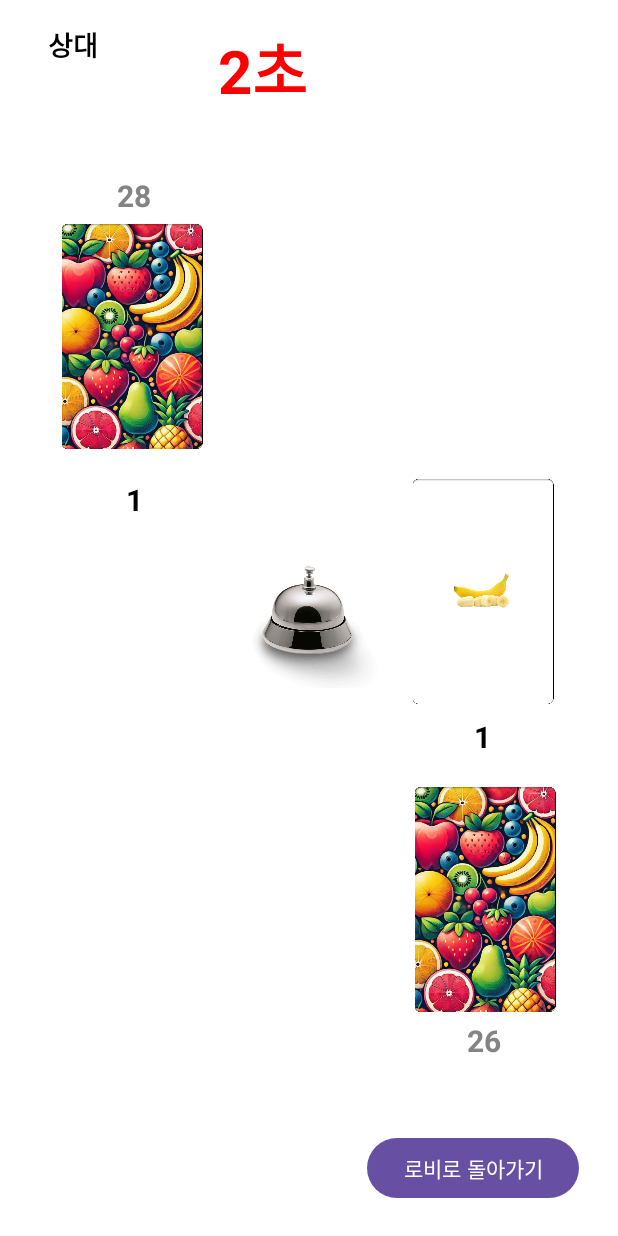
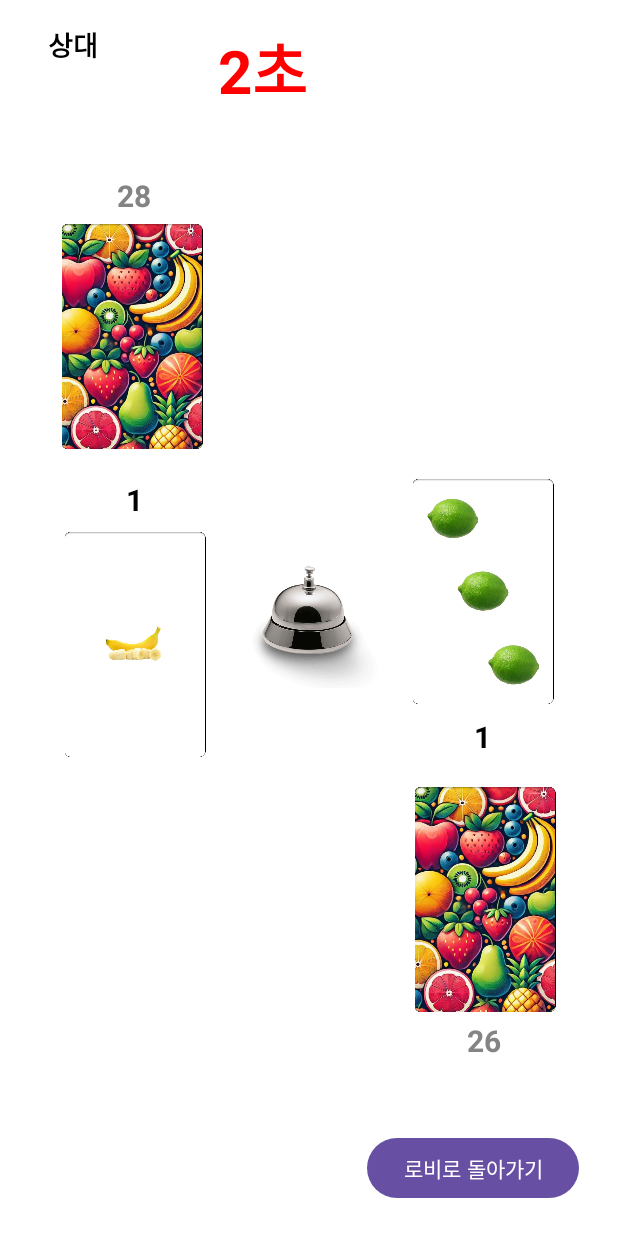
Before and after one commit to HalliGalliMP/HalliGalliMP, an Android app: the GameActivity screen opened directly, with no data from a screen before it, after a tap on an icon or button, on a phone screen of 412 x 824 dp. Run offline under Robolectric (Android 15) with nearby library versions, the phone set to English and light mode, and no system bars; 2 statements that could not run were skipped; 1 other tap on this screen came first.

Commit message:
GameHandler 건드리기 전 push

```diff
--- a/HalliGalli/app/src/main/java/com/example/halligalli/GameActivity.java
+++ b/HalliGalli/app/src/main/java/com/example/halligalli/GameActivity.java
@@ -335,7 +335,7 @@ public class GameActivity extends AppCompatActivity {
                 opponentPlayedCards.add(card); // 제거한 카드를 플레이 카드 리스트에 추가
 
                 opponentPlayedCardCount++; // 상대방 낸 카드 수 증가
-                playerCardView.setImageResource(card.getCardImageResource());
+                opponentCardView.setImageResource(card.getCardImageResource());
 
                 updateCardCounts(); // 덱과 플레이 카드 수 업데이트
                 isCardPlayed = true; // 카드 제출 상태 업데이트
--- a/HalliGalli/app/src/main/res/layout/activity_lobby.xml
+++ b/HalliGalli/app/src/main/res/layout/activity_lobby.xml
@@ -10,6 +10,7 @@
     <ImageView
         android:layout_width="380dp"
         android:layout_height="400dp"
+
         android:src="@drawable/halligalli_lobby"
         android:layout_marginBottom="16dp" />
 
@@ -18,7 +19,7 @@
         android:id="@+id/difficultyLabel"
         android:layout_width="wrap_content"
         android:layout_height="wrap_content"
-        android:text="AI 난이도 설정"
+        android:text="@string/level_select"
         android:textSize="20sp"
         android:textStyle="bold"
         android:layout_marginBottom="8dp" />
--- a/HalliGalli/app/src/main/res/values/strings.xml
+++ b/HalliGalli/app/src/main/res/values/strings.xml
@@ -5,6 +5,7 @@
         <item>보통</item>
         <item>어려움</item>
     </string-array>
+    <string name="level_select">AI 난이도 설정</string>
     <string name="loopback_test">Loopback Test</string>
     <string name="game_start">START</string>
     <string name="game_end_title">게임 종료</string>
```
